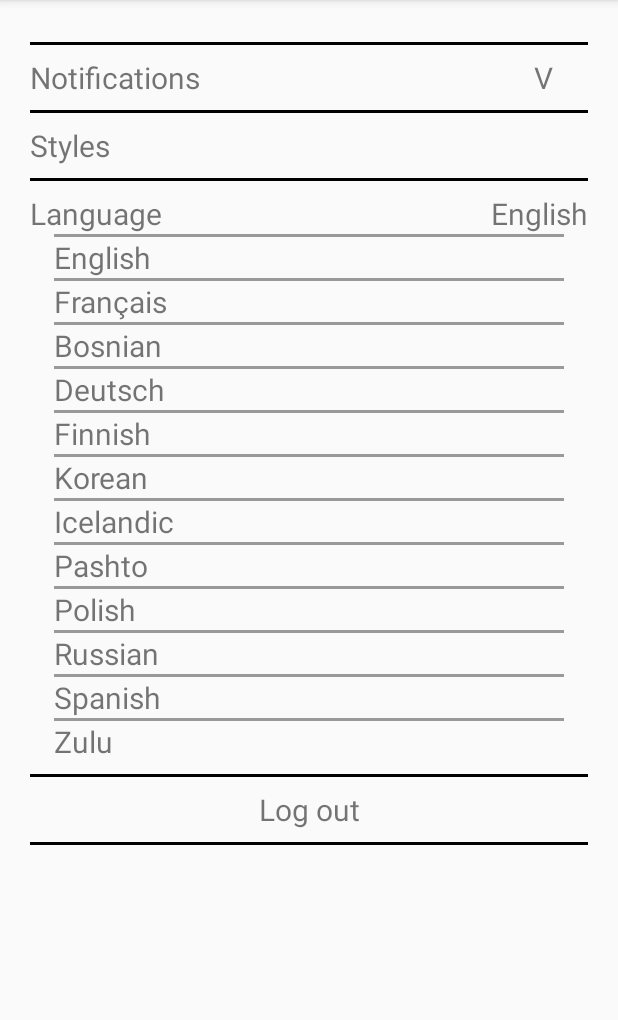
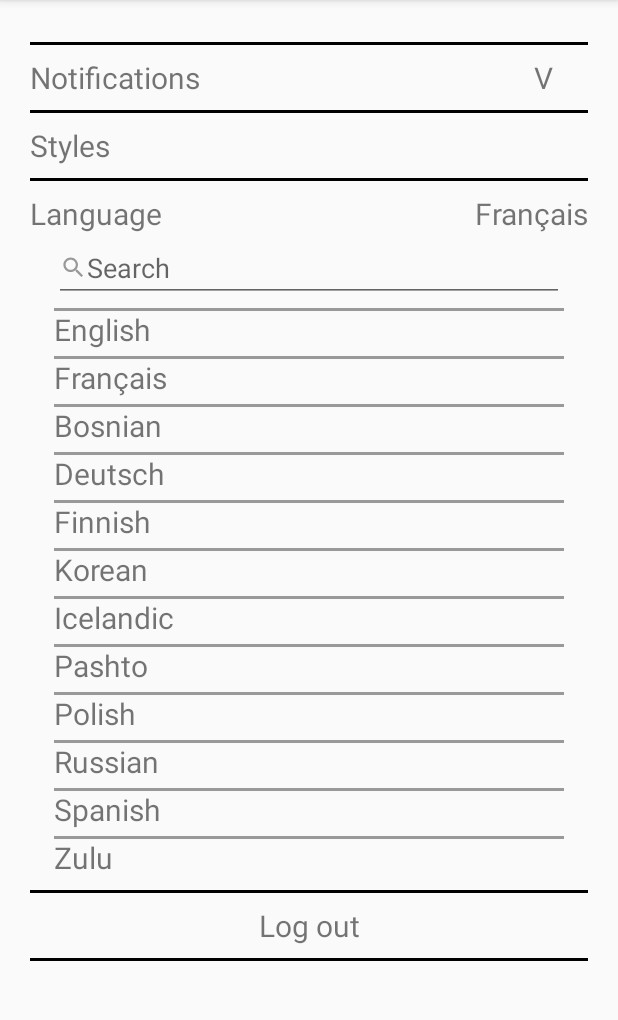
Before and after one commit to ArthurVinbeau/UQACLife, an Android app: the settingsActivity screen opened directly, with no data from a screen before it, after a tap on "Language", on a phone screen of 412 x 824 dp, the part 84-1104 px from its top. Run offline under Robolectric (Android 15) with nearby library versions, the phone set to English and light mode, and no system bars; our stand-ins replace Volley; 2 other taps on this screen came first.

Commit message:
Added language searchbar and setted french to default language
Signed-off-by: Mahe Charpy <mahe.charpy@epita.fr>

```diff
--- a/app/src/main/java/uqac/dim/uqaclife/MainActivity.java
+++ b/app/src/main/java/uqac/dim/uqaclife/MainActivity.java
@@ -492,7 +492,7 @@ public class MainActivity extends AppCompatActivity {
     @Override
     protected void onCreate(Bundle savedInstanceState) {
         sharedPref = getSharedPreferences(getResources().getString(R.string.preferences_file), MODE_PRIVATE);
-        changeLanguage(sharedPref.getString("Language",""));
+        changeLanguage(sharedPref.getString("Language","fr"));
         setTheme(R.style.AppTheme);
         super.onCreate(savedInstanceState);
         notification = new Notification(this);
--- a/app/src/main/java/uqac/dim/uqaclife/settingsActivity.java
+++ b/app/src/main/java/uqac/dim/uqaclife/settingsActivity.java
@@ -4,10 +4,16 @@ import android.content.Intent;
 import android.content.res.Configuration;
 import android.content.res.Resources;
 import android.os.Bundle;
+import android.text.Editable;
+import android.text.TextWatcher;
 import android.view.View;
 import android.view.ViewGroup;
+import android.widget.EditText;
+import android.widget.ListView;
 import android.widget.TextView;
 
+import java.util.ArrayList;
+import java.util.List;
 import java.util.Locale;
 
 public class settingsActivity extends MainActivity {
@@ -15,6 +21,7 @@ public class settingsActivity extends MainActivity {
     int toCollapseNumber = 3;
     View buttonsToCollapse[] = new View[toCollapseNumber];
     TextView textView;
+    List<TextView> languages = new ArrayList<>();
 
     @Override
     protected void onCreate(Bundle savedInstanceState) {
@@ -30,11 +37,15 @@ public class settingsActivity extends MainActivity {
                 sharedPref.edit().putString("password",null).apply();
             }
         });
-        ((TextView)findViewById(R.id.selected_language)).setText(sharedPref.getString("Langue","English"));
+        ((TextView)findViewById(R.id.selected_language)).setText(sharedPref.getString("Langue"," Français"));
 
         buttonsToCollapse[0] = findViewById(R.id.styles_list);
         buttonsToCollapse[1] = findViewById(R.id.language_list);
         buttonsToCollapse[2] =  findViewById(R.id.notifications_list);
+
+        for(int index=1; index<((ViewGroup)buttonsToCollapse[1]).getChildCount(); index++) {
+            languages.add((TextView)(((ViewGroup)buttonsToCollapse[1]).getChildAt(index)));
+        }
 
         View.OnClickListener o = new View.OnClickListener() {
             @Override
@@ -59,6 +70,24 @@ public class settingsActivity extends MainActivity {
         findViewById(R.id.Notifications).setOnClickListener(onClickListener);
         findViewById(R.id.Styles).setOnClickListener(onClickListener);
         findViewById(R.id.Language).setOnClickListener(onClickListener);
+
+        ((EditText)findViewById(R.id.searchEditText)).addTextChangedListener(new TextWatcher() {
+            @Override
+            public void beforeTextChanged(CharSequence s, int start, int count, int after) {}
+
+            @Override
+            public void onTextChanged(CharSequence s, int start, int before, int count) {
+                for (TextView t: languages) {
+                    if(t.getText().toString().toLowerCase().contains(s.toString().toLowerCase()))
+                        t.setVisibility(View.VISIBLE);
+                    else
+                        t.setVisibility(View.GONE);
+                }
+            }
+
+            @Override
+            public void afterTextChanged(Editable s) {}
+        });
 
     }
 
@@ -102,7 +131,7 @@ public class settingsActivity extends MainActivity {
                 break;
             case R.id.language_list:
                 changeText = (TextView) findViewById(R.id.selected_language);
-                changeLanguage(newText == "en"?"":newText);
+                changeLanguage(newText);
                 String newLanguage;
                 switch (newText){
                     default: newLanguage = ""; break;
--- /dev/null
+++ b/app/src/main/res/drawable/ic_search_black_24dp.xml
@@ -0,0 +1,5 @@
+<vector android:height="18dp" android:tint="#999999"
+    android:viewportHeight="24.0" android:viewportWidth="24.0"
+    android:width="18dp" xmlns:android="http://schemas.android.com/apk/res/android">
+    <path android:fillColor="#FF000000" android:pathData="M15.5,14h-0.79l-0.28,-0.27C15.41,12.59 16,11.11 16,9.5 16,5.91 13.09,3 9.5,3S3,5.91 3,9.5 5.91,16 9.5,16c1.61,0 3.09,-0.59 4.23,-1.57l0.27,0.28v0.79l5,4.99L20.49,19l-4.99,-5zM9.5,14C7.01,14 5,11.99 5,9.5S7.01,5 9.5,5 14,7.01 14,9.5 11.99,14 9.5,14z"/>
+</vector>
--- /dev/null
+++ b/app/src/main/res/drawable/listview_option.xml
@@ -0,0 +1,14 @@
+<?xml version="1.0" encoding="utf-8"?>
+<layer-list xmlns:android="http://schemas.android.com/apk/res/android" >
+
+
+    <item android:top="4dp" android:bottom="-10dp" android:start="-10dp" android:end="-10dp">
+        <shape
+            android:shape="rectangle">
+            <stroke android:width="2dp" android:color="#999" />
+            <solid android:color="#00000000" />
+            <padding android:top="5dp"/>
+        </shape>
+    </item>
+
+</layer-list>
--- a/app/src/main/res/layout/activity_setttings.xml
+++ b/app/src/main/res/layout/activity_setttings.xml
@@ -14,7 +14,9 @@
             android:layout_width="match_parent"
             android:layout_height="wrap_content"
             android:orientation="vertical"
-            android:padding="20dp">
+            android:padding="20dp"
+            android:descendantFocusability="beforeDescendants"
+            android:focusableInTouchMode="true">
 
             <android.support.constraint.ConstraintLayout
                 android:layout_width="match_parent"
@@ -153,39 +155,24 @@
                     app:layout_constraintStart_toStartOf="parent"
                     app:layout_constraintTop_toBottomOf="@id/Notifications">
 
-                    <View
-                        android:id="@+id/view6"
+                    <TextView
                         android:layout_width="match_parent"
-                        android:layout_height="2dp"
-                        android:background="#999" />
+                        android:layout_height="wrap_content"
+                        android:background="@drawable/listview_option"
+                        android:text="Patate"
+                        android:textSize="20sp" />
 
                     <TextView
                         android:layout_width="match_parent"
                         android:layout_height="wrap_content"
+                        android:background="@drawable/listview_option"
                         android:text="Patate"
                         android:textSize="20sp" />
-
-                    <View
-                        android:id="@+id/view7"
-                        android:layout_width="match_parent"
-                        android:layout_height="2dp"
-                        android:background="#999" />
 
                     <TextView
                         android:layout_width="match_parent"
                         android:layout_height="wrap_content"
-                        android:text="Patate"
-                        android:textSize="20sp" />
-
-                    <View
-                        android:id="@+id/view9"
-                        android:layout_width="match_parent"
-                        android:layout_height="2dp"
-                        android:background="#999" />
-
-                    <TextView
-                        android:layout_width="match_parent"
-                        android:layout_height="wrap_content"
+                        android:background="@drawable/listview_option"
                         android:text="Patate"
                         android:textSize="20sp" />
 
@@ -203,39 +190,24 @@
                     app:layout_constraintStart_toStartOf="parent"
                     app:layout_constraintTop_toBottomOf="@id/Styles">
 
-                    <View
-                        android:id="@+id/view10"
+                    <TextView
                         android:layout_width="match_parent"
-                        android:layout_height="2dp"
-                        android:background="#999" />
+                        android:layout_height="wrap_content"
+                        android:background="@drawable/listview_option"
+                        android:text="@string/style_1"
+                        android:textSize="20sp" />
 
                     <TextView
                         android:layout_width="match_parent"
                         android:layout_height="wrap_content"
-                        android:text="@string/style_1"
+                        android:background="@drawable/listview_option"
+                        android:text="@string/style_2"
                         android:textSize="20sp" />
-
-                    <View
-                        android:id="@+id/view11"
-                        android:layout_width="match_parent"
-                        android:layout_height="2dp"
-                        android:background="#999" />
 
                     <TextView
                         android:layout_width="match_parent"
                         android:layout_height="wrap_content"
-                        android:text="@string/style_2"
-                        android:textSize="20sp" />
-
-                    <View
-                        android:id="@+id/view12"
-                        android:layout_width="match_parent"
-                        android:layout_height="2dp"
-                        android:background="#999" />
-
-                    <TextView
-                        android:layout_width="match_parent"
-                        android:layout_height="wrap_content"
+                        android:background="@drawable/listview_option"
                         android:text="@string/style_3"
                         android:textSize="20sp" />
                 </LinearLayout>
@@ -252,152 +224,101 @@
                     app:layout_constraintStart_toStartOf="parent"
                     app:layout_constraintTop_toBottomOf="@id/Language">
 
-                    <View
-                        android:id="@+id/view001"
+                    <EditText
+                        android:id="@+id/searchEditText"
                         android:layout_width="match_parent"
-                        android:layout_height="2dp"
-                        android:background="#999" />
+                        android:layout_height="wrap_content"
+                        android:inputType="textPersonName"
+                        android:drawableLeft="@drawable/ic_search_black_24dp"
+                        android:drawableStart="@drawable/ic_search_black_24dp"
+                        android:hint="@string/search"/>
 
                     <TextView
                         android:layout_width="match_parent"
                         android:layout_height="wrap_content"
+                        android:background="@drawable/listview_option"
                         android:text="@string/language_1"
                         android:textSize="20sp" />
-
-                    <View
-                        android:id="@+id/view002"
-                        android:layout_width="match_parent"
-                        android:layout_height="2dp"
-                        android:background="#999" />
 
                     <TextView
                         android:id="@+id/textView"
                         android:layout_width="match_parent"
                         android:layout_height="wrap_content"
+                        android:background="@drawable/listview_option"
                         android:text="@string/language_2"
                         android:textSize="20sp" />
-
-                    <View
-                        android:id="@+id/view003"
-                        android:layout_width="match_parent"
-                        android:layout_height="2dp"
-                        android:background="#999" />
 
                     <TextView
                         android:id="@+id/textView2"
                         android:layout_width="match_parent"
                         android:layout_height="wrap_content"
+                        android:background="@drawable/listview_option"
                         android:text="@string/language_3"
                         android:textSize="20sp" />
-
-                    <View
-                        android:id="@+id/view004"
-                        android:layout_width="match_parent"
-                        android:layout_height="2dp"
-                        android:background="#999" />
 
                     <TextView
                         android:id="@+id/textView3"
                         android:layout_width="match_parent"
                         android:layout_height="wrap_content"
+                        android:background="@drawable/listview_option"
                         android:text="@string/language_4"
                         android:textSize="20sp" />
-
-                    <View
-                        android:id="@+id/view005"
-                        android:layout_width="match_parent"
-                        android:layout_height="2dp"
-                        android:background="#999" />
 
                     <TextView
                         android:id="@+id/textView4"
                         android:layout_width="match_parent"
                         android:layout_height="wrap_content"
+                        android:background="@drawable/listview_option"
                         android:text="@string/language_5"
                         android:textSize="20sp" />
 
 
-                    <View
-                        android:id="@+id/view006"
+                    <TextView
                         android:layout_width="match_parent"
-                        android:layout_height="2dp"
-                        android:background="#999" />
+                        android:layout_height="wrap_content"
+                        android:background="@drawable/listview_option"
+                        android:text="@string/language_6"
+                        android:textSize="20sp" />
 
                     <TextView
                         android:layout_width="match_parent"
                         android:layout_height="wrap_content"
-                        android:text="@string/language_6"
+                        android:background="@drawable/listview_option"
+                        android:text="@string/language_7"
                         android:textSize="20sp" />
-
-                    <View
-                        android:id="@+id/view007"
-                        android:layout_width="match_parent"
-                        android:layout_height="2dp"
-                        android:background="#999" />
 
                     <TextView
                         android:layout_width="match_parent"
                         android:layout_height="wrap_content"
-                        android:text="@string/language_7"
+                        android:background="@drawable/listview_option"
+                        android:text="@string/language_8"
                         android:textSize="20sp" />
-
-                    <View
-                        android:id="@+id/view008"
-                        android:layout_width="match_parent"
-                        android:layout_height="2dp"
-                        android:background="#999" />
 
                     <TextView
                         android:layout_width="match_parent"
                         android:layout_height="wrap_content"
-                        android:text="@string/language_8"
+                        android:background="@drawable/listview_option"
+                        android:text="@string/language_9"
                         android:textSize="20sp" />
-
-                    <View
-                        android:id="@+id/view009"
-                        android:layout_width="match_parent"
-                        android:layout_height="2dp"
-                        android:background="#999" />
 
                     <TextView
                         android:layout_width="match_parent"
                         android:layout_height="wrap_content"
-                        android:text="@string/language_9"
+                        android:background="@drawable/listview_option"
+                        android:text="@string/language_10"
                         android:textSize="20sp" />
-
-                    <View
-                        android:id="@+id/view010"
-                        android:layout_width="match_parent"
-                        android:layout_height="2dp"
-                        android:background="#999" />
 
                     <TextView
                         android:layout_width="match_parent"
                         android:layout_height="wrap_content"
-                        android:text="@string/language_10"
+                        android:background="@drawable/listview_option"
+                        android:text="@string/language_11"
                         android:textSize="20sp" />
-
-                    <View
-                        android:id="@+id/view011"
-                        android:layout_width="match_parent"
-                        android:layout_height="2dp"
-                        android:background="#999" />
 
                     <TextView
                         android:layout_width="match_parent"
                         android:layout_height="wrap_content"
-                        android:text="@string/language_11"
-                        android:textSize="20sp" />
-
-                    <View
-                        android:id="@+id/view012"
-                        android:layout_width="match_parent"
-                        android:layout_height="2dp"
-                        android:background="#999" />
-
-                    <TextView
-                        android:layout_width="match_parent"
-                        android:layout_height="wrap_content"
+                        android:background="@drawable/listview_option"
                         android:text="@string/language_12"
                         android:textSize="20sp" />
 
--- a/app/src/main/res/values/strings.xml
+++ b/app/src/main/res/values/strings.xml
@@ -41,19 +41,20 @@
     <string name="non_pondere">Not weighted</string>
     <string name="pondere">Weighted</string>
     <string name="total">Total</string>
+    <string name="search">Search</string>
 
 
-    <string name="language_1" translatable="false"> English</string>
-    <string name="language_2" translatable="false"> Français</string>
-    <string name="language_3" translatable="false"> Bosnian</string>
-    <string name="language_4" translatable="false"> Deutsch</string>
-    <string name="language_5" translatable="false"> Finnish</string>
-    <string name="language_6" translatable="false"> Korean</string>
-    <string name="language_7" translatable="false"> Icelandic</string>
-    <string name="language_8" translatable="false"> Pashto</string>
-    <string name="language_9" translatable="false"> Polish</string>
-    <string name="language_10" translatable="false"> Russian</string>
-    <string name="language_11" translatable="false"> Spanish</string>
-    <string name="language_12" translatable="false"> Zulu</string>
+    <string name="language_1" translatable="false">English</string>
+    <string name="language_2" translatable="false">Français</string>
+    <string name="language_3" translatable="false">Bosnian</string>
+    <string name="language_4" translatable="false">Deutsch</string>
+    <string name="language_5" translatable="false">Finnish</string>
+    <string name="language_6" translatable="false">Korean</string>
+    <string name="language_7" translatable="false">Icelandic</string>
+    <string name="language_8" translatable="false">Pashto</string>
+    <string name="language_9" translatable="false">Polish</string>
+    <string name="language_10" translatable="false">Russian</string>
+    <string name="language_11" translatable="false">Spanish</string>
+    <string name="language_12" translatable="false">Zulu</string>
 
 </resources>
```
Also changed, not shown: 11 other files.
